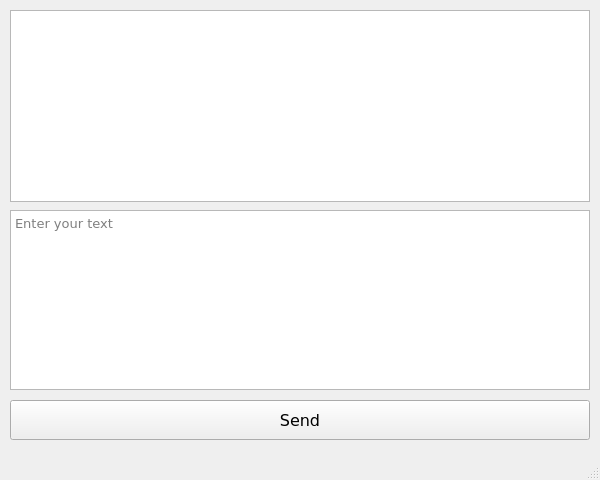
The window that qtdesigner.ui (TarkvinAktus/python-standalone-vk-msg-sender-) describes before a commit, drawn with Qt 5.
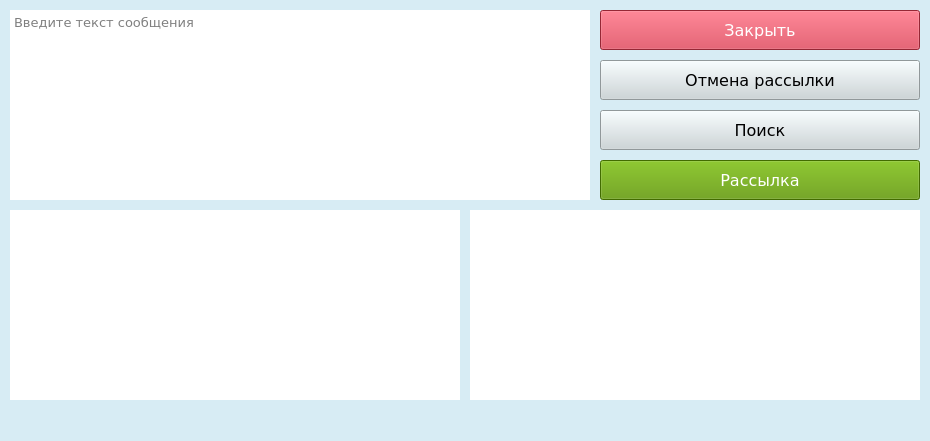
The same window after the commit.

```diff
--- a/qtdesigner.ui
+++ b/qtdesigner.ui
@@ -12,8 +12,8 @@
    <rect>
     <x>0</x>
     <y>0</y>
-    <width>600</width>
-    <height>480</height>
+    <width>930</width>
+    <height>441</height>
    </rect>
   </property>
   <property name="sizePolicy">
@@ -40,13 +40,18 @@
   <property name="windowTitle">
    <string>Message sender</string>
   </property>
+  <property name="styleSheet">
+   <string notr="true">QWidget{
+	background-color:#d7ecf4
+}</string>
+  </property>
   <widget class="QWidget" name="centralwidget">
    <widget class="QPushButton" name="pushButton">
     <property name="geometry">
      <rect>
-      <x>10</x>
-      <y>400</y>
-      <width>580</width>
+      <x>600</x>
+      <y>160</y>
+      <width>320</width>
       <height>40</height>
      </rect>
     </property>
@@ -56,8 +61,18 @@
       <pointsize>12</pointsize>
      </font>
     </property>
+    <property name="styleSheet">
+     <string notr="true">QPushButton{
+	color:white;
+	background-color:#5d9700;	
+}
+QPushButton:hover{
+	background-color:#436d00;	
+}
+QPushButton:focus{outline: none;}</string>
+    </property>
     <property name="text">
-     <string>Send</string>
+     <string>Рассылка</string>
     </property>
     <property name="autoDefault">
      <bool>false</bool>
@@ -67,9 +82,9 @@
     <property name="geometry">
      <rect>
       <x>10</x>
-      <y>210</y>
+      <y>10</y>
       <width>580</width>
-      <height>180</height>
+      <height>190</height>
      </rect>
     </property>
     <property name="font">
@@ -78,25 +93,135 @@
       <pointsize>10</pointsize>
      </font>
     </property>
+    <property name="styleSheet">
+     <string notr="true">QTextEdit{
+	border:none;
+	background-color:white;
+}</string>
+    </property>
     <property name="placeholderText">
-     <string>Enter your text</string>
+     <string>Введите текст сообщения</string>
     </property>
    </widget>
    <widget class="QListWidget" name="listWidget">
     <property name="geometry">
      <rect>
       <x>10</x>
+      <y>210</y>
+      <width>450</width>
+      <height>190</height>
+     </rect>
+    </property>
+    <property name="font">
+     <font>
+      <family>Verdana</family>
+      <pointsize>10</pointsize>
+     </font>
+    </property>
+    <property name="styleSheet">
+     <string notr="true">QListWidget{
+	border:none;
+	background-color:white;
+}</string>
+    </property>
+   </widget>
+   <widget class="QListWidget" name="listWidget_2">
+    <property name="geometry">
+     <rect>
+      <x>470</x>
+      <y>210</y>
+      <width>450</width>
+      <height>190</height>
+     </rect>
+    </property>
+    <property name="font">
+     <font>
+      <family>Verdana</family>
+      <pointsize>10</pointsize>
+     </font>
+    </property>
+    <property name="styleSheet">
+     <string notr="true">QListWidget{
+	border:none;
+	background-color:white;
+}</string>
+    </property>
+   </widget>
+   <widget class="QPushButton" name="findButton">
+    <property name="geometry">
+     <rect>
+      <x>600</x>
+      <y>110</y>
+      <width>320</width>
+      <height>40</height>
+     </rect>
+    </property>
+    <property name="font">
+     <font>
+      <family>Verdana</family>
+      <pointsize>12</pointsize>
+     </font>
+    </property>
+    <property name="styleSheet">
+     <string notr="true">QPushButton{
+	background-color:#cbd5d8;
+}</string>
+    </property>
+    <property name="text">
+     <string>Поиск</string>
+    </property>
+   </widget>
+   <widget class="QPushButton" name="cancelButton">
+    <property name="geometry">
+     <rect>
+      <x>600</x>
+      <y>60</y>
+      <width>320</width>
+      <height>40</height>
+     </rect>
+    </property>
+    <property name="font">
+     <font>
+      <family>Verdana</family>
+      <pointsize>12</pointsize>
+     </font>
+    </property>
+    <property name="styleSheet">
+     <string notr="true">QPushButton{
+	background-color:#cbd5d8;
+}</string>
+    </property>
+    <property name="text">
+     <string>Отмена рассылки</string>
+    </property>
+   </widget>
+   <widget class="QPushButton" name="closeButton">
+    <property name="geometry">
+     <rect>
+      <x>600</x>
       <y>10</y>
-      <width>580</width>
-      <height>192</height>
+      <width>320</width>
+      <height>40</height>
      </rect>
     </property>
     <property name="font">
      <font>
       <family>Verdana</family>
-      <pointsize>10</pointsize>
+      <pointsize>12</pointsize>
      </font>
     </property>
+    <property name="styleSheet">
+     <string notr="true">QPushButton {	
+background-color:#d2374a;
+color:white
+}
+QPushButton:hover {
+background-color:#b22e3e;
+}</string>
+    </property>
+    <property name="text">
+     <string>Закрыть</string>
+    </property>
    </widget>
   </widget>
   <widget class="QMenuBar" name="menubar">
```
Left out of the diff: 4 changed lines with no effect on the pictures.
